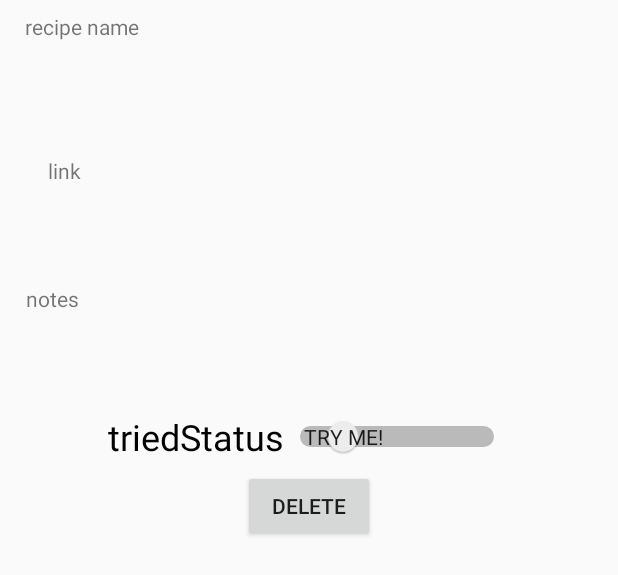
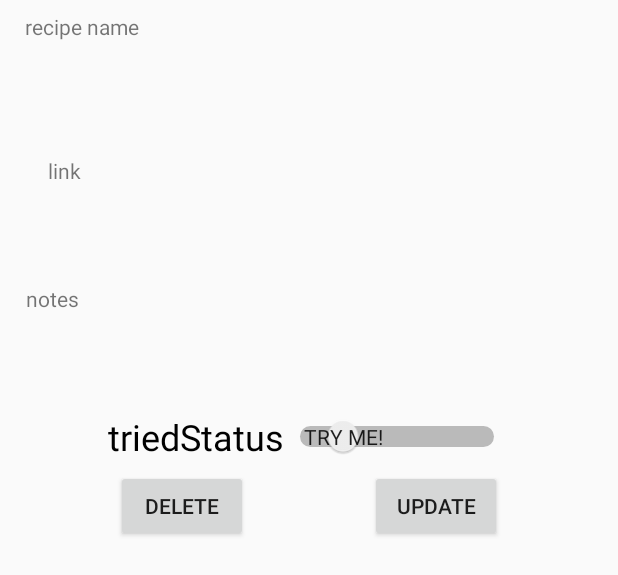
Before and after one commit to reidch/Android_recipe_list_app, an Android app: the layout activity_recipe.xml on its own in the app's theme, with its tools: preview values and no code run, on a phone screen of 412 x 824 dp. Shown: the top 575 px of the screen. Run offline under Robolectric (Android 15) with nearby library versions, the phone set to English and light mode, and no system bars.

Commit message:
adds update function

```diff
--- a/Taste_List/app/src/main/res/layout/activity_recipe.xml
+++ b/Taste_List/app/src/main/res/layout/activity_recipe.xml
@@ -5,6 +5,23 @@
     android:layout_width="match_parent"
     android:layout_height="match_parent"
     tools:context="com.example.carolinereid.taste_list.RecipeActivity">
+
+    <Button
+        android:id="@+id/updateRecipe"
+        android:layout_width="wrap_content"
+        android:layout_height="wrap_content"
+        android:layout_marginBottom="8dp"
+        android:layout_marginLeft="8dp"
+        android:layout_marginRight="8dp"
+        android:layout_marginTop="313dp"
+        android:onClick="updateRecipe"
+        android:text="UPDATE"
+        app:layout_constraintBottom_toBottomOf="parent"
+        app:layout_constraintHorizontal_bias="0.775"
+        app:layout_constraintLeft_toLeftOf="parent"
+        app:layout_constraintRight_toRightOf="parent"
+        app:layout_constraintTop_toTopOf="parent"
+        app:layout_constraintVertical_bias="0.0" />
 
     <TextView
         android:id="@+id/name"
@@ -85,6 +102,7 @@
         app:layout_constraintRight_toRightOf="parent"
         app:layout_constraintBottom_toBottomOf="parent"
         android:layout_marginBottom="8dp"
-        app:layout_constraintVertical_bias="0.0" />
+        app:layout_constraintVertical_bias="0.0"
+        app:layout_constraintHorizontal_bias="0.225" />
 
 </android.support.constraint.ConstraintLayout>
```
Also changed, not shown: Taste_List/app/src/main/java/com/example/carolinereid/taste_list/DBHelper.java (+11 -14 lines), Taste_List/app/src/main/java/com/example/carolinereid/taste_list/RecipeActivity.java (+22 -1 lines).
